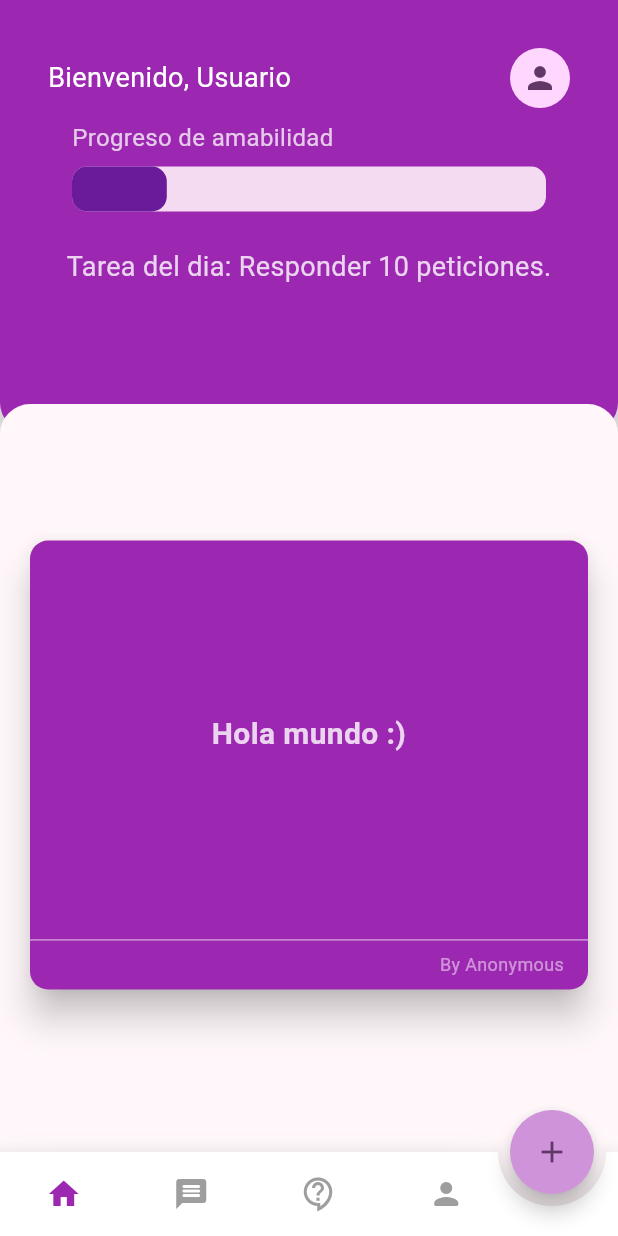
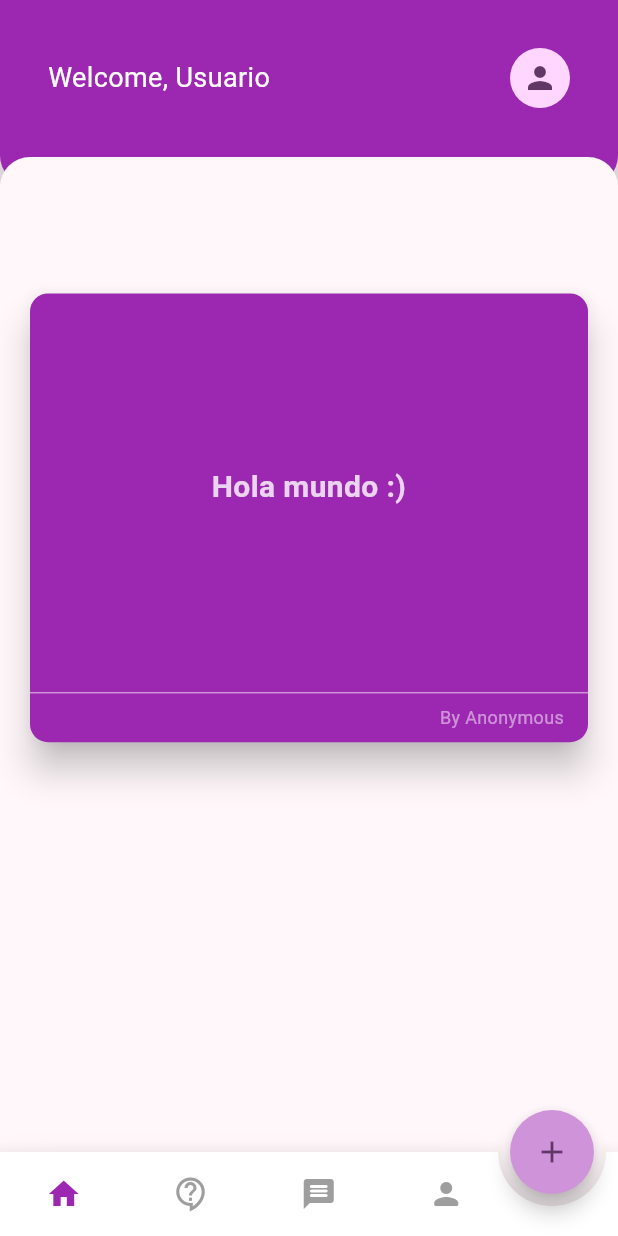
Before and after one commit to CerberusProgrammer/kind_words, a Flutter app: the screen it shows after launch, on a phone screen of 412 x 824 dp. Run offline on Flutter 3.47's test engine with Material 3 defaults, Android fonts, the light colour scheme and no system bars; drawn by our look-alikes of animated_bottom_navigation_bar, appinio_swiper, draggable_home; our stand-ins replace get.

Commit message:
Correccion en las Conexiones para una visualizacion mas limpia y separada

```diff
--- a/lib/connection/connection.screen.dart
+++ b/lib/connection/connection.screen.dart
@@ -1,6 +1,6 @@
 import 'package:appinio_swiper/appinio_swiper.dart';
 import 'package:flutter/material.dart';
-import 'package:kind_words/connection/connection.view.screen.dart';
+import 'package:kind_words/connection/connection.response.screen.dart';
 
 class ConnectionScreen extends StatefulWidget {
   const ConnectionScreen({super.key});
@@ -28,7 +28,8 @@ class _ConnectionScreenState extends State<ConnectionScreen> {
                   onTap: () => Navigator.push(
                     context,
                     MaterialPageRoute(
-                      builder: (builder) => ConnectionViewScreen(index: index),
+                      builder: (builder) =>
+                          ConnectionResponseScreen(index: index),
                     ),
                   ),
                   borderRadius: BorderRadius.circular(10),
--- a/lib/dashboard.screen.dart
+++ b/lib/dashboard.screen.dart
@@ -20,8 +20,8 @@ class _DashboardScreenState extends State<DashboardScreen> {
 
   final List<Widget> _children = [
     const PostsScreen(),
+    const ConnectionScreen(),
     const ChatsScreen(),
-    const ConnectionScreen(),
     const SettingsScreen(),
   ];
 
@@ -37,7 +37,7 @@ class _DashboardScreenState extends State<DashboardScreen> {
 
     return Obx(() => Scaffold(
           body: _children[_currentIndex],
-          floatingActionButton: (_currentIndex == 0 || _currentIndex == 2)
+          floatingActionButton: (_currentIndex == 0 || _currentIndex == 1)
               ? FloatingActionButton(
                   backgroundColor: themeController.primaryColor.value.shade200,
                   shape: RoundedRectangleBorder(
@@ -57,8 +57,8 @@ class _DashboardScreenState extends State<DashboardScreen> {
             elevation: 10,
             icons: const [
               Icons.home,
+              Icons.contact_support_outlined,
               Icons.message_rounded,
-              Icons.contact_support_outlined,
               Icons.person_rounded,
             ],
             activeIndex: _currentIndex,
--- a/lib/post/posts.screen.dart
+++ b/lib/post/posts.screen.dart
@@ -33,14 +33,17 @@ class PostsScreen extends StatelessWidget {
               )
             ],
           ),
-          child: Padding(
-            padding: const EdgeInsets.symmetric(horizontal: 32, vertical: 32),
+          child: const Padding(
+            padding: EdgeInsets.symmetric(
+              horizontal: 32,
+              vertical: 32,
+            ),
             child: Column(
               children: [
-                const Row(
+                Row(
                   children: [
                     Text(
-                      'Bienvenido, Usuario',
+                      'Welcome, Usuario',
                       style: TextStyle(
                         fontSize: 18,
                         color: Colors.white,
@@ -52,47 +55,11 @@ class PostsScreen extends StatelessWidget {
                     ),
                   ],
                 ),
-                Padding(
-                  padding:
-                      const EdgeInsets.symmetric(horizontal: 16, vertical: 8),
-                  child: Column(
-                    crossAxisAlignment: CrossAxisAlignment.start,
-                    children: [
-                      Text(
-                        'Progreso de amabilidad',
-                        style: TextStyle(
-                          fontSize: 16,
-                          color: Colors.white.withOpacity(0.75),
-                        ),
-                      ),
-                      const SizedBox(height: 8),
-                      LinearProgressIndicator(
-                        value: 0.2,
-                        minHeight: 30,
-                        color: themeController.primaryColor.value.shade800,
-                        borderRadius: BorderRadius.circular(10),
-                      ),
-                    ],
-                  ),
-                ),
-                const SizedBox(height: 16),
-                Row(
-                  mainAxisAlignment: MainAxisAlignment.center,
-                  children: [
-                    Text(
-                      'Tarea del dia: Responder 10 peticiones.',
-                      style: TextStyle(
-                        color: Colors.white.withOpacity(0.8),
-                        fontSize: 18,
-                      ),
-                    ),
-                  ],
-                )
               ],
             ),
           ),
         ),
-        headerExpandedHeight: 0.35,
+        headerExpandedHeight: 0.15,
         body: [
           const SizedBox(height: 60),
           Padding(
```
Also changed, not shown: lib/connection/connection.response.screen.dart (added, +108 -0 lines), lib/connection/connection.view.screen.dart (+5 -74 lines).
